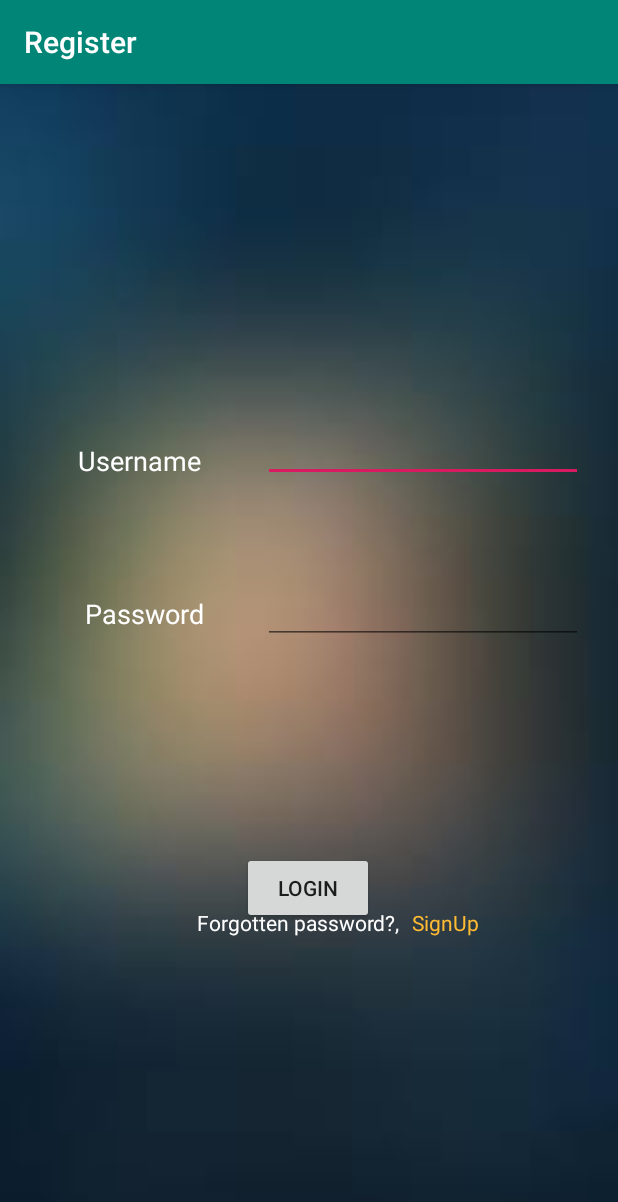
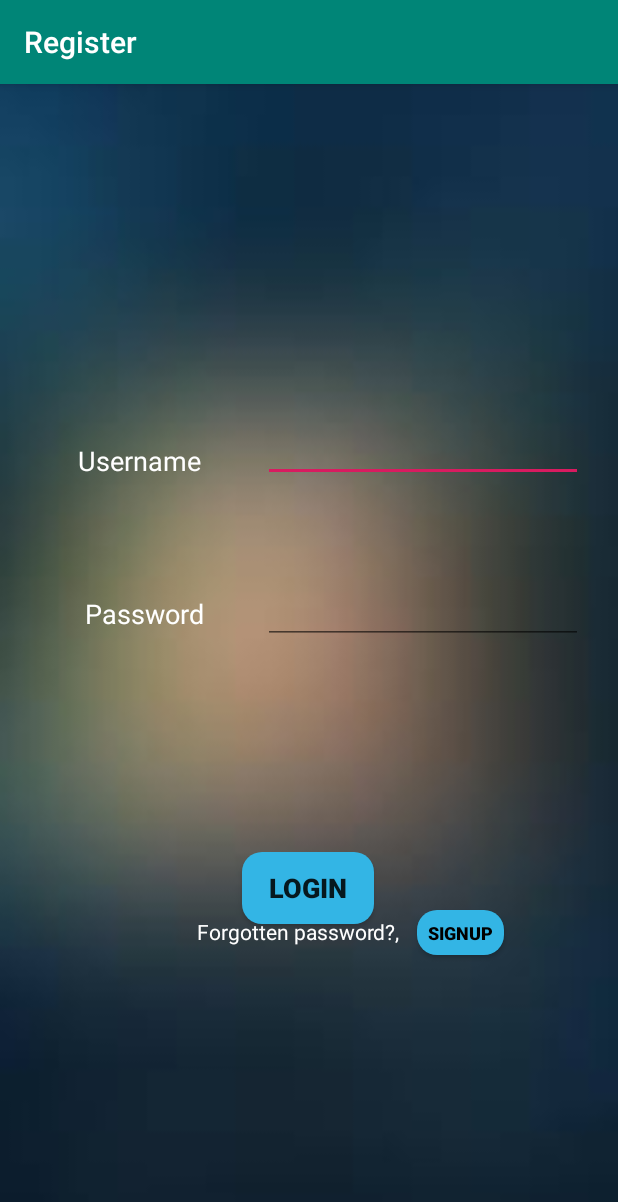
Before and after one commit to malindu21/MAD_project, an Android app: the Login screen opened directly, with no data from a screen before it, on a phone screen of 412 x 824 dp. Shown: the top 1202 px of the screen. Run offline under Robolectric (Android 15) with nearby library versions, the phone set to English and light mode, and no system bars.

Commit message:
fully completed ~ buddhini

```diff
--- a/app/src/main/java/com/example/register/Login.java
+++ b/app/src/main/java/com/example/register/Login.java
@@ -13,7 +13,7 @@ public class Login extends AppCompatActivity {
 
     DatabaseHelper movieDb;
     private EditText userName,password;
-    private Button Login;
+    private Button Login,signUp;
     //private int counter = 3;
 
 
@@ -25,7 +25,9 @@ public class Login extends AppCompatActivity {
 
         userName = findViewById(R.id.txtuserName2);
         password = findViewById(R.id.txtpassword2);
+
         Login = findViewById(R.id.btnlogin);
+        signUp = findViewById(R.id.btnSignup);
 
        /* Login.setOnClickListener(new View.OnClickListener() {
             @Override
@@ -53,7 +55,7 @@ public class Login extends AppCompatActivity {
     }*/
 
     public void register(View view){
-        Intent intent = new Intent(this,Login.class);
+        Intent intent = new Intent(this,register.class);
         startActivity(intent);
     }
 
--- a/app/src/main/res/layout/activity_login.xml
+++ b/app/src/main/res/layout/activity_login.xml
@@ -48,7 +48,11 @@
         android:layout_width="wrap_content"
         android:layout_height="wrap_content"
         android:layout_marginBottom="208dp"
+        android:background="@drawable/round"
+        android:onClick="Login"
         android:text="@string/login"
+        android:textSize="18sp"
+        android:textStyle="bold"
         app:layout_constraintBottom_toBottomOf="parent"
         app:layout_constraintEnd_toEndOf="parent"
         app:layout_constraintHorizontal_bias="0.498"
@@ -60,31 +64,12 @@
         android:layout_height="wrap_content"
         android:layout_marginStart="8dp"
         android:layout_marginEnd="8dp"
-        android:layout_marginBottom="8dp"
         android:text="Forgotten password?,"
         android:textColor="@android:color/white"
-        app:layout_constraintBottom_toBottomOf="parent"
+        app:layout_constraintBaseline_toBaselineOf="@+id/btnSignup"
         app:layout_constraintEnd_toEndOf="parent"
         app:layout_constraintHorizontal_bias="0.474"
-        app:layout_constraintStart_toStartOf="parent"
-        app:layout_constraintTop_toTopOf="parent"
-        app:layout_constraintVertical_bias="0.742" />
-
-    <TextView
-        android:id="@+id/textView23"
-        android:layout_width="wrap_content"
-        android:layout_height="wrap_content"
-        android:layout_marginStart="8dp"
-        android:layout_marginEnd="8dp"
-        android:layout_marginBottom="8dp"
-        android:text="SignUp"
-        android:textColor="@android:color/holo_orange_light"
-        app:layout_constraintBottom_toBottomOf="parent"
-        app:layout_constraintEnd_toEndOf="parent"
-        app:layout_constraintHorizontal_bias="0.0"
-        app:layout_constraintStart_toEndOf="@+id/textView21"
-        app:layout_constraintTop_toTopOf="parent"
-        app:layout_constraintVertical_bias="0.742" />
+        app:layout_constraintStart_toStartOf="parent" />
 
     <EditText
         android:id="@+id/txtuserName2"
@@ -121,4 +106,25 @@
         app:layout_constraintTop_toTopOf="parent"
         app:layout_constraintVertical_bias="0.453" />
 
+    <Button
+        android:id="@+id/btnSignup"
+        android:layout_width="58dp"
+        android:layout_height="30dp"
+        android:layout_marginStart="8dp"
+        android:layout_marginTop="8dp"
+        android:layout_marginEnd="8dp"
+        android:layout_marginBottom="8dp"
+        android:background="@drawable/round"
+        android:onClick="register"
+        android:text="@string/signUp"
+        android:textColor="@android:color/widget_edittext_dark"
+        android:textSize="12sp"
+        android:textStyle="bold"
+        app:layout_constraintBottom_toBottomOf="parent"
+        app:layout_constraintEnd_toEndOf="parent"
+        app:layout_constraintHorizontal_bias="0.798"
+        app:layout_constraintStart_toStartOf="parent"
+        app:layout_constraintTop_toTopOf="parent"
+        app:layout_constraintVertical_bias="0.752" />
+
 </androidx.constraintlayout.widget.ConstraintLayout>
--- a/app/src/main/res/values/strings.xml
+++ b/app/src/main/res/values/strings.xml
@@ -29,4 +29,5 @@
     <string name="login">Login</string>
     <string name="user_profile">User Profile</string>
     <string name="home">Home</string>
+    <string name="signUp">SignUp</string>
 </resources>
```
